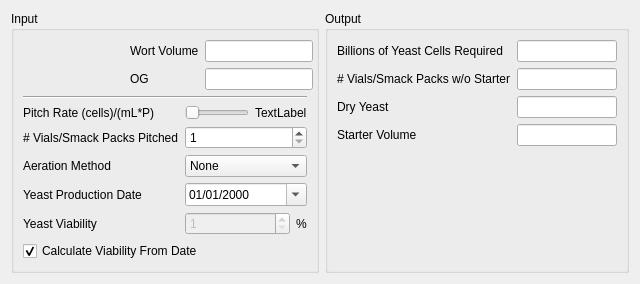
Before: the Qt Designer form ui/pitchDialog.ui in Brewtarget/brewtarget, drawn with Qt 5.
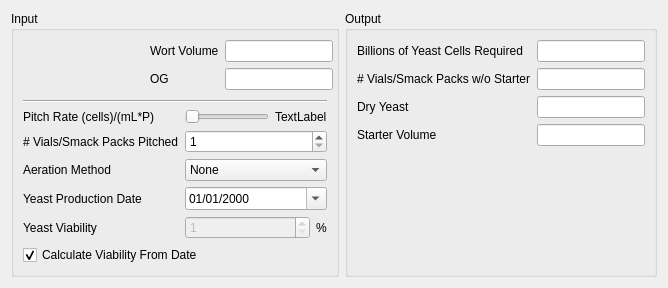
After: the same form once the commit is applied.

Commit message: Updated some line edits to "read only" for outputs of the tool dialogs.

Patch:
```diff
--- a/ui/pitchDialog.ui
+++ b/ui/pitchDialog.ui
@@ -6,8 +6,8 @@
    <rect>
     <x>0</x>
     <y>0</y>
-    <width>633</width>
-    <height>281</height>
+    <width>668</width>
+    <height>288</height>
    </rect>
   </property>
   <property name="windowTitle">
@@ -284,6 +284,9 @@
             <height>0</height>
            </size>
           </property>
+          <property name="readOnly">
+           <bool>true</bool>
+          </property>
          </widget>
         </item>
         <item row="1" column="0">
@@ -301,6 +304,9 @@
             <height>0</height>
            </size>
           </property>
+          <property name="readOnly">
+           <bool>true</bool>
+          </property>
          </widget>
         </item>
         <item row="2" column="0">
@@ -318,6 +324,9 @@
             <height>0</height>
            </size>
           </property>
+          <property name="readOnly">
+           <bool>true</bool>
+          </property>
          </widget>
         </item>
         <item row="3" column="0">
@@ -335,6 +344,9 @@
             <height>0</height>
            </size>
           </property>
+          <property name="readOnly">
+           <bool>true</bool>
+          </property>
          </widget>
         </item>
        </layout>
```
The commit also changes 2 other files.
